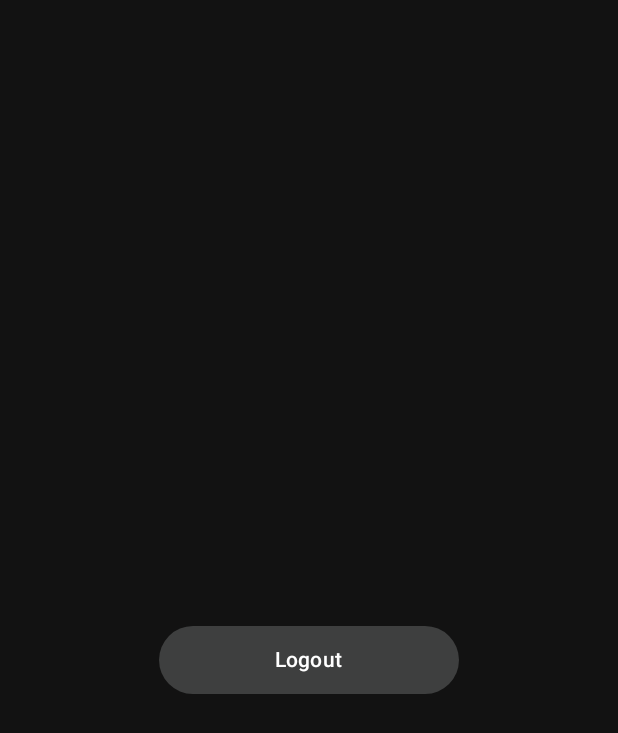
After one commit to Labpro-21/if3210-tubes-mad-2025-if3210-2025-mad-bos, an Android app built with Jetpack Compose: the composable ErrorStateProfile called with empty values, on a phone screen of 412 x 824 dp. The commit adds this screen. Shown: the top 733 px of the screen. Run offline under Robolectric (Android 15) with nearby library versions, the phone set to English and light mode, and no system bars.

Commit message:
feat: add logout to profile and add error screen for profile

```diff
--- /dev/null
+++ b/app/src/main/java/com/example/tubesmobdev/ui/components/ErrorStateProfile.kt
@@ -0,0 +1,48 @@
+package com.example.tubesmobdev.ui.components
+
+import androidx.compose.foundation.layout.Arrangement
+import androidx.compose.foundation.layout.Column
+import androidx.compose.foundation.layout.Spacer
+import androidx.compose.foundation.layout.fillMaxSize
+import androidx.compose.foundation.layout.height
+import androidx.compose.foundation.layout.padding
+import androidx.compose.foundation.layout.width
+import androidx.compose.material3.Button
+import androidx.compose.material3.ButtonDefaults
+import androidx.compose.material3.MaterialTheme
+import androidx.compose.material3.Text
+import androidx.compose.runtime.Composable
+import androidx.compose.ui.Alignment
+import androidx.compose.ui.Modifier
+import androidx.compose.ui.graphics.Color
+import androidx.compose.ui.unit.dp
+
+@Composable
+fun ErrorStateProfile(message: String, onLogout: () -> Unit) {
+    Column(
+        modifier = Modifier
+            .fillMaxSize()
+            .padding(32.dp),
+        verticalArrangement = Arrangement.Center,
+        horizontalAlignment = Alignment.CenterHorizontally
+    ) {
+        Text(
+            text = message,
+            style = MaterialTheme.typography.headlineSmall,
+            color = Color.White
+        )
+        Spacer(modifier = Modifier.height(24.dp))
+        Button(
+            onClick = onLogout,
+            colors = ButtonDefaults.buttonColors(
+                containerColor = Color(0xFF3E3F3F),
+                contentColor = Color.White
+            ),
+            modifier = Modifier
+                .width(200.dp)
+                .height(45.dp)
+        ) {
+            Text("Logout")
+        }
+    }
+}
```
Also changed, not shown: app/src/main/java/com/example/tubesmobdev/ui/components/StatsColumn.kt (added, +32 -0 lines), app/src/main/java/com/example/tubesmobdev/ui/home/HomeScreen.kt (+5 -5 lines), app/src/main/java/com/example/tubesmobdev/ui/profile/ProfileHeaderContent.kt (+81 -53 lines).
